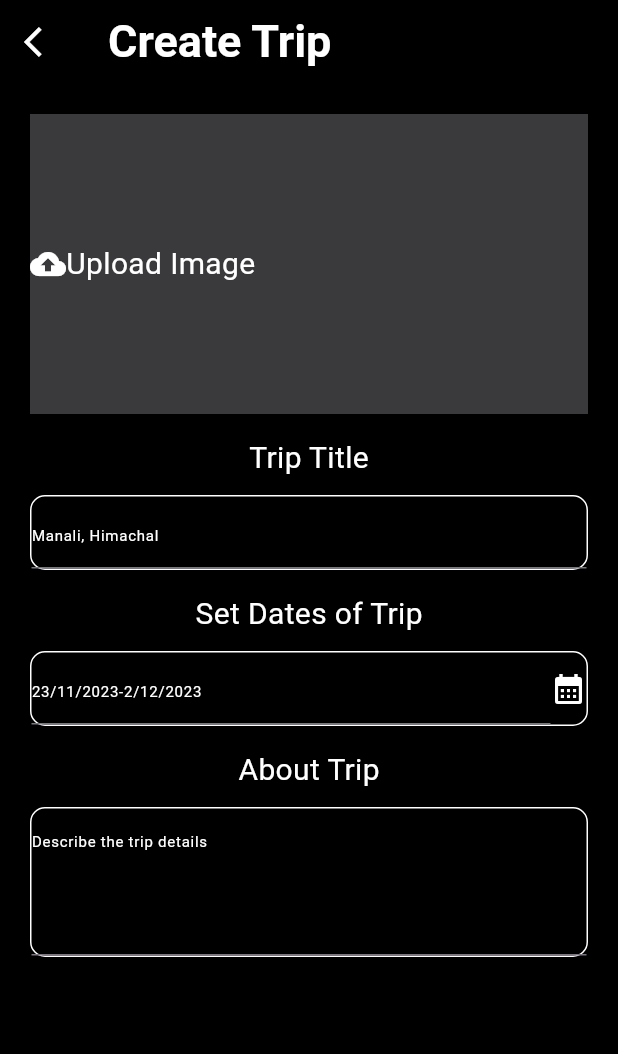
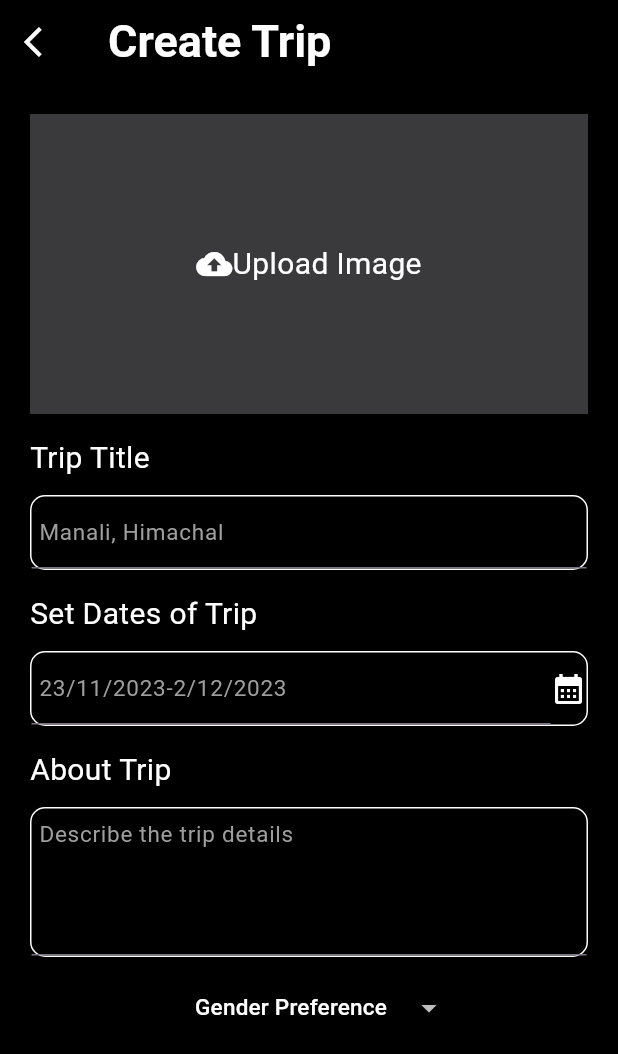
Before and after one commit to YuvrajSingh3110/travel_crew, a Flutter app: the CreateTrip screen opened directly, on a phone screen of 412 x 824 dp. Shown: the top 1054 px of the screen. Run offline on Flutter 3.47's test engine with Material 2 defaults, Android fonts, the phone set to English and light mode, and no system bars; drawn by our look-alikes of dropdown_button2; our stand-ins replace appwrite, flutter_native_splash, flutter_signin_button, google_fonts, google_sign_in, image_picker and 2 more; accounts and stored records are empty; network calls fail.

Commit message:
made trip details screen and started create trip screen

```diff
--- a/lib/views/createTrip.dart
+++ b/lib/views/createTrip.dart
@@ -1,6 +1,7 @@
 import 'package:flutter/material.dart';
 import 'package:image_picker/image_picker.dart';
 import 'package:intl/intl.dart';
+import 'package:dropdown_button2/dropdown_button2.dart';
 
 class CreateTrip extends StatefulWidget {
   const CreateTrip({Key? key}) : super(key: key);
@@ -42,6 +43,7 @@ class _CreateTripState extends State<CreateTrip> {
           child: Container(
             margin: EdgeInsets.all(20),
             child: Column(
+              crossAxisAlignment: CrossAxisAlignment.start,
               children: [
                 Container(
                   color: Color(0xff3A3A3C),
@@ -49,8 +51,8 @@ class _CreateTripState extends State<CreateTrip> {
                   width: MediaQuery.of(context).size.width,
                   child: InkWell(
                     onTap: () {},
-                    child: Center(
                     child: Row(
+                      mainAxisAlignment: MainAxisAlignment.center,
                       children: [
                         Icon(
                           Icons.cloud_upload,
@@ -61,7 +63,6 @@ class _CreateTripState extends State<CreateTrip> {
                           style: TextStyle(fontSize: 20, color: Colors.white),
                         )
                       ],
-                      ),
                     ),
                   ),
                 ),
@@ -82,10 +83,11 @@ class _CreateTripState extends State<CreateTrip> {
                         controller: _tripController,
                         style: TextStyle(color: Colors.white),
                         decoration: InputDecoration(
+                            contentPadding: EdgeInsets.all(5),
                             hintText: "Manali, Himachal",
                             hintStyle: TextStyle(
-                                color: Colors.white,
-                                fontSize: 10,
+                                color: Colors.grey,
+                                fontSize: 15,
                                 fontWeight: FontWeight.w400))),
                   ),
                 ),
@@ -108,10 +110,11 @@ class _CreateTripState extends State<CreateTrip> {
                             controller: _dateController,
                             style: TextStyle(color: Colors.white),
                             decoration: InputDecoration(
+                                contentPadding: EdgeInsets.all(5),
                                 hintText: "23/11/2023-2/12/2023",
                                 hintStyle: TextStyle(
-                                    color: Colors.white,
-                                    fontSize: 10,
+                                    color: Colors.grey,
+                                    fontSize: 15,
                                     fontWeight: FontWeight.w400))),
                       ),
                       InkWell(
@@ -163,13 +166,39 @@ class _CreateTripState extends State<CreateTrip> {
                         style: TextStyle(color: Colors.white),
                         maxLines: 8,
                         decoration: InputDecoration(
+                            contentPadding: EdgeInsets.all(5),
                             hintText: "Describe the trip details",
                             hintStyle: TextStyle(
-                                color: Colors.white,
-                                fontSize: 10,
+                                color: Colors.grey,
+                                fontSize: 15,
                                 fontWeight: FontWeight.w400))),
                   ),
                 ),
+                SizedBox(
+                  height: 10,
+                ),
+                Container(
+                  height: 200,
+                  width: MediaQuery.of(context).size.width,
+                  child: Column(
+                    crossAxisAlignment: CrossAxisAlignment.start,
+                    children: [
+                      Row(
+                        mainAxisAlignment: MainAxisAlignment.spaceEvenly,
+                        children: [
+                          //gender preferences
+                          DropdownButtonHideUnderline(
+                              child: DropdownButton2(
+                            hint: Text("Gender Preference",
+                                style: TextStyle(
+                                    color: Colors.white, fontSize: 15)),
+                            items: [],
+                          ))
+                        ],
+                      )
+                    ],
+                  ),
+                )
               ],
             ),
           ),
```
Lines whose indentation alone changed are shown as unchanged.
